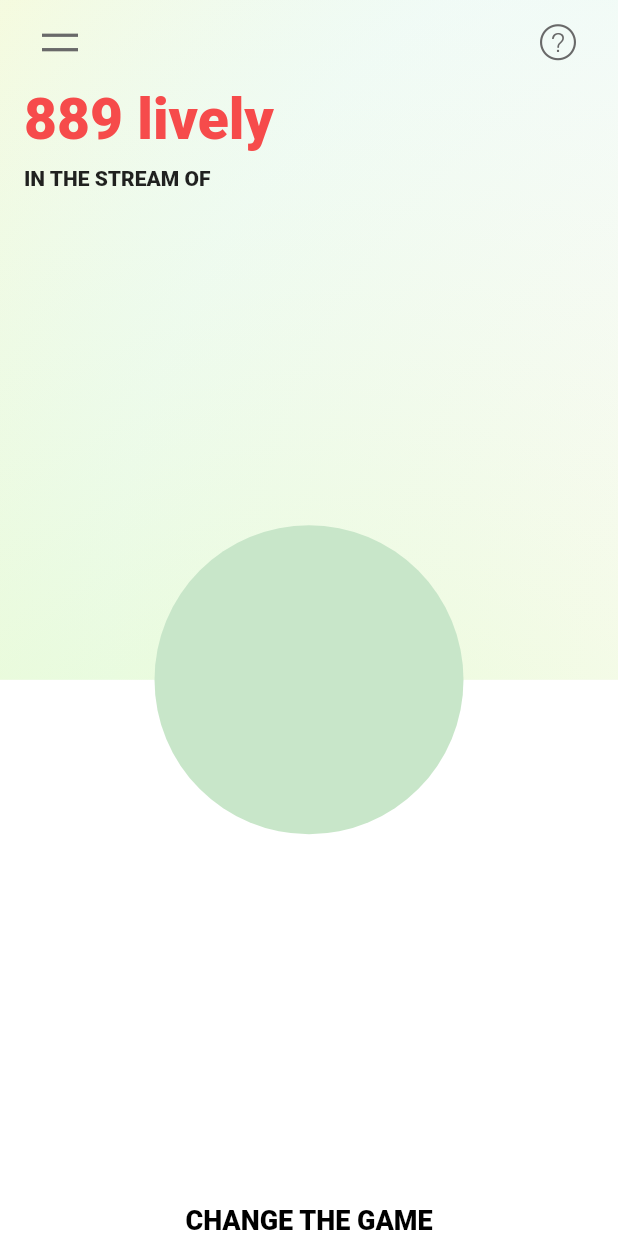
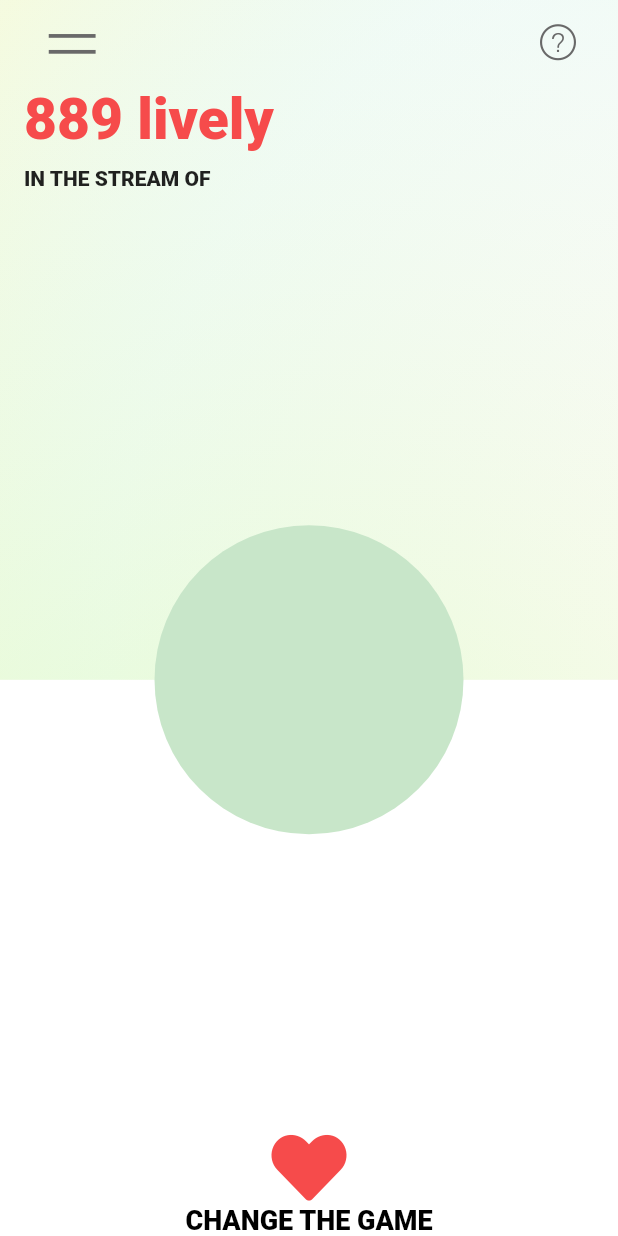
Before and after one commit to Lively-One-App/lively, a Flutter app: the screen it shows after launch, on a phone screen of 412 x 824 dp. Run offline on Flutter 3.47's test engine with Material 2 defaults, Android fonts, the phone set to English and light mode, and no system bars; our stand-ins replace bloc, dio, firebase_core, flutter_bloc, freezed_annotation, lottie; missing offline and left inert: a package; accounts and stored records are empty.

```diff
--- a/lib/lively_icons.dart
+++ b/lib/lively_icons.dart
@@ -21,9 +21,20 @@ class LivelyIcons {
   static const _kFontFam = 'LivelyIcons';
   static const String? _kFontPkg = null;
 
-  static const IconData instagram = IconData(0xe800, fontFamily: _kFontFam, fontPackage: _kFontPkg);
-  static const IconData question = IconData(0xe801, fontFamily: _kFontFam, fontPackage: _kFontPkg);
-  static const IconData menu = IconData(0xe802, fontFamily: _kFontFam, fontPackage: _kFontPkg);
-  static const IconData contact = IconData(0xe803, fontFamily: _kFontFam, fontPackage: _kFontPkg);
-  static const IconData privacy = IconData(0xe804, fontFamily: _kFontFam, fontPackage: _kFontPkg);
+  static const IconData lively =
+      IconData(0xe802, fontFamily: _kFontFam, fontPackage: _kFontPkg);
+  static const IconData contact =
+      IconData(0xe804, fontFamily: _kFontFam, fontPackage: _kFontPkg);
+  static const IconData instagram =
+      IconData(0xe805, fontFamily: _kFontFam, fontPackage: _kFontPkg);
+  static const IconData privacy =
+      IconData(0xe806, fontFamily: _kFontFam, fontPackage: _kFontPkg);
+  static const IconData question =
+      IconData(0xe807, fontFamily: _kFontFam, fontPackage: _kFontPkg);
+  static const IconData reset =
+      IconData(0xe808, fontFamily: _kFontFam, fontPackage: _kFontPkg);
+  static const IconData menu =
+      IconData(0xe809, fontFamily: _kFontFam, fontPackage: _kFontPkg);
+  static const IconData heart =
+      IconData(0xf004, fontFamily: _kFontFam, fontPackage: _kFontPkg);
 }
--- a/lib/src/feature/music/bloc/music_event.dart
+++ b/lib/src/feature/music/bloc/music_event.dart
@@ -2,5 +2,5 @@ part of 'music_bloc.dart';
 
 @freezed
 class MusicEvent with _$MusicEvent {
-  const factory MusicEvent.started() = _Started;
+  const factory MusicEvent.joinFlow() = _JoinFlow;
 }
--- a/lib/src/feature/music/bloc/music_state.dart
+++ b/lib/src/feature/music/bloc/music_state.dart
@@ -3,4 +3,6 @@ part of 'music_bloc.dart';
 @freezed
 class MusicState with _$MusicState {
   const factory MusicState.initial() = _Initial;
+  const factory MusicState.loading() = _Loading;
+  const factory MusicState.loaded(NowPlaying nowPlaying) = _Loaded;
 }
--- a/lib/src/feature/music/logic/online_radio.dart
+++ b/lib/src/feature/music/logic/online_radio.dart
@@ -1,4 +1,4 @@
-import 'package:lively/src/feature/music/logic/now_playing.dart';
+import '../model/azuracast/now_playing.dart';
 
 abstract class OnlineRadio {
   OnlineRadio({required this.apiUrl});
--- a/lib/src/feature/music/logic/current_song.dart
+++ b/lib/src/feature/music/model/azuracast/current_song.dart
@@ -1,4 +1,4 @@
-import 'package:lively/src/feature/music/logic/song.dart';
+import 'song.dart';
 
 class CurrentSong {
   CurrentSong(
--- a/lib/src/feature/music/screens/home.dart
+++ b/lib/src/feature/music/screens/home.dart
@@ -2,9 +2,8 @@ import 'package:flutter/material.dart';
 import 'package:lively/generated/l10n.dart';
 import 'package:lottie/lottie.dart';
 
-import '../../../../lively_icons.dart';
-import '../../../widgets/custom_button.dart';
-import '/src/app_icons.dart';
+import '/lively_icons.dart';
+import '/src/widgets/custom_button.dart';
 import '/src/widgets/animated_background.dart';
 
 import '/src/widgets/my_appbar.dart';
@@ -122,7 +121,10 @@ class _TopPart extends StatelessWidget {
                       IconButton(
                           color: colorIcon,
                           onPressed: () => Scaffold.of(context).openDrawer(),
-                          icon: const Icon(LivelyIcons.menu)),
+                          icon: const Icon(
+                            LivelyIcons.menu,
+                            size: 15,
+                          )),
                       IconButton(
                         color: colorIcon,
                         onPressed: (() {}),
@@ -154,6 +156,10 @@ class _BottomPart extends StatelessWidget {
         child: Column(
           mainAxisAlignment: MainAxisAlignment.end,
           children: [
+            Icon(
+              LivelyIcons.heart,
+              size: 50,
+            ),
             Text(
               S.of(context).changeTheGame,
               style: Theme.of(context).textTheme.bodyText1,
--- a/lib/theme.dart
+++ b/lib/theme.dart
@@ -5,7 +5,7 @@ class MyThemes {
     return ThemeData(
       primarySwatch: Colors.red,
       appBarTheme: const AppBarTheme(
-        iconTheme: IconThemeData(color: Color(0xFF696969)),
+        iconTheme: IconThemeData(color: Color(0xFF696969), size: 28),
         elevation: 0,
         backgroundColor: Colors.transparent,
       ),
--- a/pubspec.yaml
+++ b/pubspec.yaml
@@ -41,7 +41,6 @@ flutter:
     - family: LivelyIcons
       fonts:
         - asset: assets/fonts/LivelyIcons.ttf
-        - asset: assets/fonts/AppIcons.ttf
 
 flutter_intl:
   enabled: true
```
Also changed, not shown: lib/src/feature/music/bloc/music_bloc.dart (+12 -4 lines), lib/src/feature/music/logic/azura_online_radio.dart (renamed from lib/src/feature/music/model/azuracast/azura_online_radio.dart, +15 -13 lines), lib/src/feature/music/logic/now_playing.dart (deleted, +0 -16 lines), lib/src/feature/music/model/azuracast/now_playing.dart (added, +16 -0 lines), assets/fonts/AppIcons.ttf (deleted), assets/fonts/LivelyIcons.ttf, lib/src/feature/music/bloc/music_bloc.freezed.dart, lib/src/feature/music/model/azuracast/audio_stream.dart (renamed from lib/src/feature/music/logic/audio_stream.dart), lib/src/feature/music/model/azuracast/radio_listeners.dart (renamed from lib/src/feature/music/logic/radio_listeners.dart), lib/src/feature/music/model/azuracast/read_me.dart (renamed from lib/src/feature/music/model/read_me.dart), lib/src/feature/music/model/azuracast/song.dart (renamed from lib/src/feature/music/logic/song.dart), lib/src/feature/music/model/azuracast/station.dart (renamed from lib/src/feature/music/logic/station.dart).
